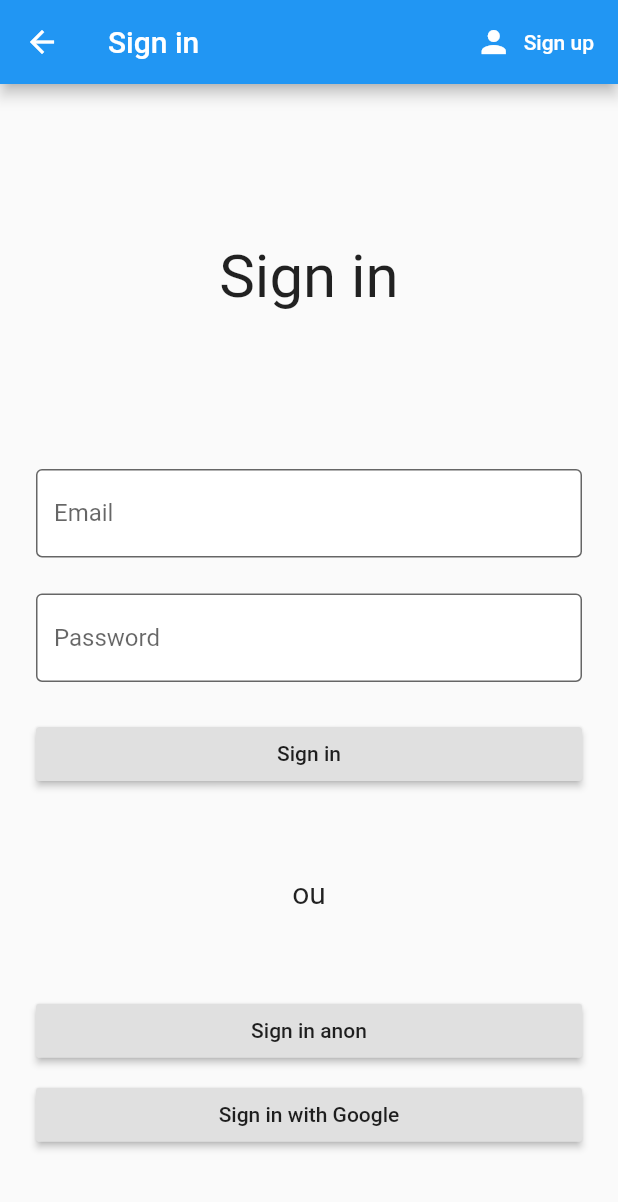
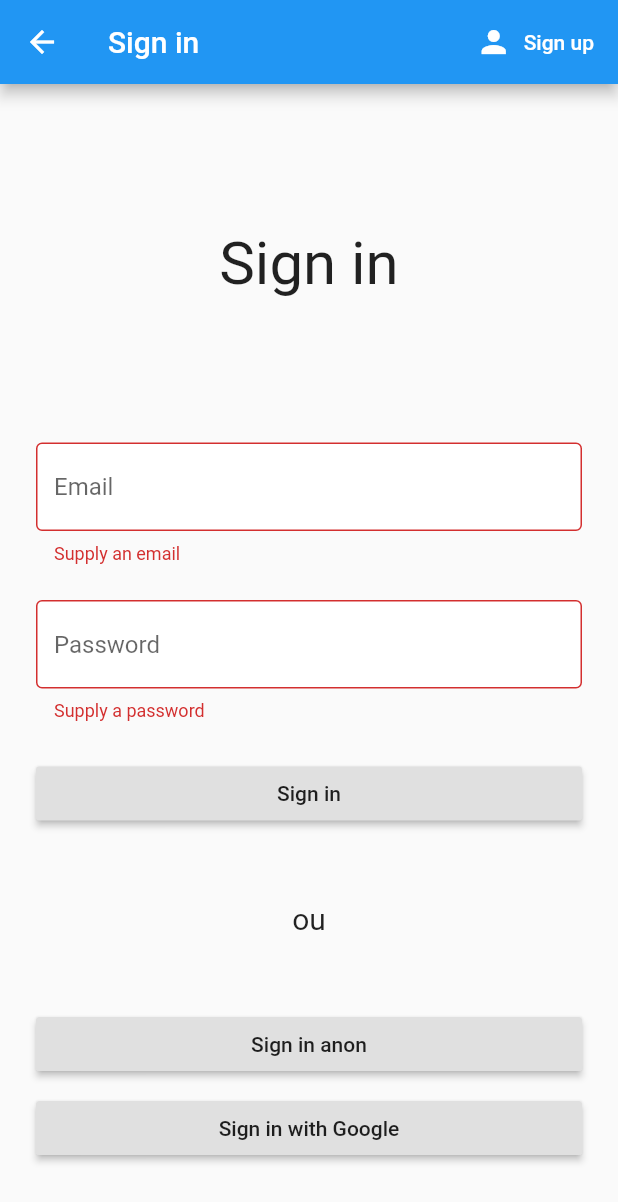
Before and after one commit to andreferrazz/flutter-ecommerce-app, a Flutter app: the SignIn screen opened directly, after a tap on "Sign in", on a phone screen of 412 x 824 dp. Shown: the top 1202 px of the screen. Run offline on Flutter 3.47's test engine with Material 2 defaults, Android fonts, the phone set to English and light mode, and no system bars; our stand-ins replace firebase_auth, firebase_core; accounts and stored records are empty.

Commit message:
Enable sign in with email and password. Also refactor the code of authenticate screens.

```diff
--- a/lib/screens/authenticate/sign_in.dart
+++ b/lib/screens/authenticate/sign_in.dart
@@ -1,5 +1,6 @@
 import 'package:e_commerce/services/auth.dart';
 import 'package:e_commerce/shared/constants.dart';
+import 'package:firebase_auth/firebase_auth.dart';
 import 'package:flutter/cupertino.dart';
 import 'package:flutter/material.dart';
 
@@ -14,6 +15,55 @@ class SignIn extends StatefulWidget {
 
 class _SignInState extends State<SignIn> {
   final AuthService _auth = AuthService();
+  final _formKey = GlobalKey<FormState>();
+
+  String _email = '';
+  String _password = '';
+  String _emailError = '';
+  String _passwordError = '';
+  bool _emailIsValid = true;
+  bool _passwordIsValid = true;
+
+  void _signIn() async {
+    // Assumes valid fields
+    _emailIsValid = true;
+    _passwordIsValid = true;
+
+    // Check if the fields are empty
+    if (!_formKey.currentState.validate()) {
+      return;
+    }
+
+    // Try sign in with the data provided.
+    // Return the User on success, otherwise, return an error code
+    dynamic result = await _auth.signInWithEmailAndPassword(_email, _password);
+
+    // Redirect to Home screen
+    if (result is User) {
+      print(result);
+      Navigator.pop(context);
+      return;
+    }
+
+    // Set error messages and re-validate fields
+    switch (result) {
+      case 'user-not-found':
+        _emailError = 'No user found for that email.';
+        _emailIsValid = false;
+        break;
+      case 'invalid-email':
+        _emailError = 'Invalid email';
+        _emailIsValid = false;
+        break;
+      case 'wrong-password':
+        _passwordError = 'Wrong password provided for that user.';
+        _passwordIsValid = false;
+        break;
+      default:
+        print('Error: $result');
+    }
+    _formKey.currentState.validate();
+  }
 
   @override
   Widget build(BuildContext context) {
@@ -29,9 +79,14 @@ class _SignInState extends State<SignIn> {
           ),
         ],
       ),
-      body: Container(
+      body: LayoutBuilder(
+        builder: (context, viewport) {
+          return SingleChildScrollView(
             padding: EdgeInsets.symmetric(horizontal: 24.0),
+            child: ConstrainedBox(
+              constraints: BoxConstraints(minHeight: viewport.maxHeight),
               child: Form(
+                key: _formKey,
                 child: Column(
                   mainAxisAlignment: MainAxisAlignment.spaceEvenly,
                   crossAxisAlignment: CrossAxisAlignment.stretch,
@@ -48,23 +103,47 @@ class _SignInState extends State<SignIn> {
                       crossAxisAlignment: CrossAxisAlignment.stretch,
                       children: <Widget>[
                         TextFormField(
-                    decoration: textFieldDecoration.copyWith(hintText: 'Email'),
-                    onChanged: (value) {},
+                          decoration:
+                              textFieldDecoration.copyWith(hintText: 'Email'),
+                          onChanged: (value) {
+                            this._email = value;
+                          },
+                          validator: (value) {
+                            if (value.isEmpty) {
+                              return 'Supply an email';
+                            }
+                            if (!_emailIsValid) {
+                              return _emailError;
+                            }
+                            return null;
+                          },
                         ),
                         SizedBox(
                           height: 24.0,
                         ),
                         TextFormField(
                           obscureText: true,
-                    decoration: textFieldDecoration.copyWith(hintText: 'Password'),
-                    onChanged: (value) {},
+                          decoration: textFieldDecoration.copyWith(
+                              hintText: 'Password'),
+                          onChanged: (value) {
+                            this._password = value;
+                          },
+                          validator: (value) {
+                            if (value.isEmpty) {
+                              return 'Supply a password';
+                            }
+                            if (!_passwordIsValid) {
+                              return _passwordError;
+                            }
+                            return null;
+                          },
                         ),
                         SizedBox(
                           height: 24.0,
                         ),
                         RaisedButton(
                           child: Text('Sign in'),
-                    onPressed: () {},
+                          onPressed: _signIn,
                         ),
                       ],
                     ),
@@ -76,15 +155,14 @@ class _SignInState extends State<SignIn> {
                     Column(
                       crossAxisAlignment: CrossAxisAlignment.stretch,
                       children: <Widget>[
-
                         RaisedButton(
                           child: Text('Sign in anon'),
                           onPressed: () async {
                             dynamic result = await _auth.signInAnon();
-                      if(result != null){
+                            if (result != null) {
                               print(result);
                               Navigator.pop(context);
-                      }else{
+                            } else {
                               print('Login failed');
                             }
                           },
@@ -103,5 +181,8 @@ class _SignInState extends State<SignIn> {
               ),
             ),
           );
+        },
+      ),
+    );
   }
 }
```
Also changed, not shown: lib/screens/authenticate/register.dart (+67 -33 lines), lib/services/auth.dart (+16 -3 lines). Lines whose indentation alone changed are shown as unchanged.
